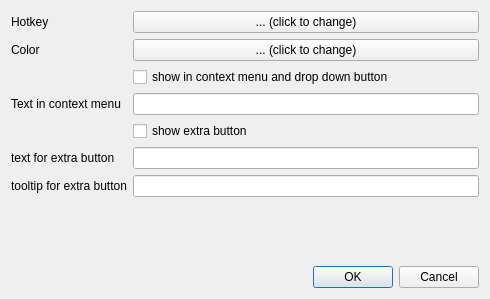
First picture: the form in designer/settings_forecolor_bgcolor.ui, repository ijgnd/anki__editor__apply__font_color__background_color__custom_class__custom_style, before the edit.
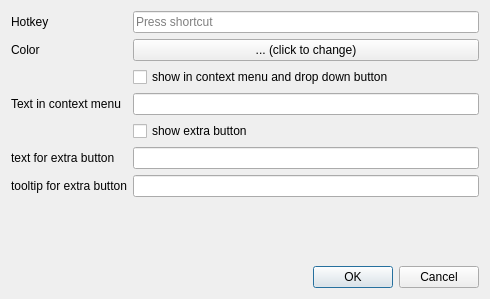
Second picture: the form after the edit.

Commit message: Replace custom shortcut dialog with QKeySequence

Patch:
```diff
--- a/designer/settings_forecolor_bgcolor.ui
+++ b/designer/settings_forecolor_bgcolor.ui
@@ -23,13 +23,6 @@
        </property>
       </widget>
      </item>
-     <item row="0" column="1">
-      <widget class="QPushButton" name="pb_hotkeyset">
-       <property name="text">
-        <string>... (click to change)</string>
-       </property>
-      </widget>
-     </item>
      <item row="1" column="0">
       <widget class="QLabel" name="label_2">
        <property name="text">
@@ -102,6 +95,9 @@
      <item row="6" column="1">
       <widget class="QLineEdit" name="le_tooltip_text"/>
      </item>
+     <item row="0" column="1">
+      <widget class="QKeySequenceEdit" name="hotkey"/>
+     </item>
     </layout>
    </item>
    <item row="1" column="0">
```
The commit also changes 15 other files.
